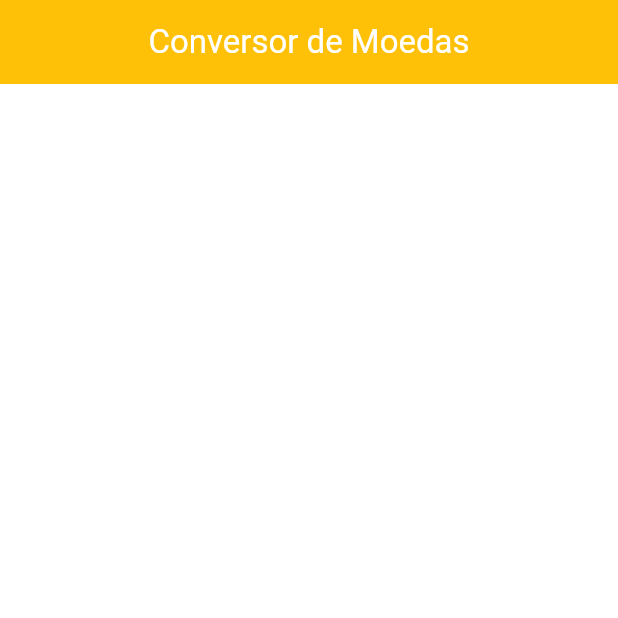
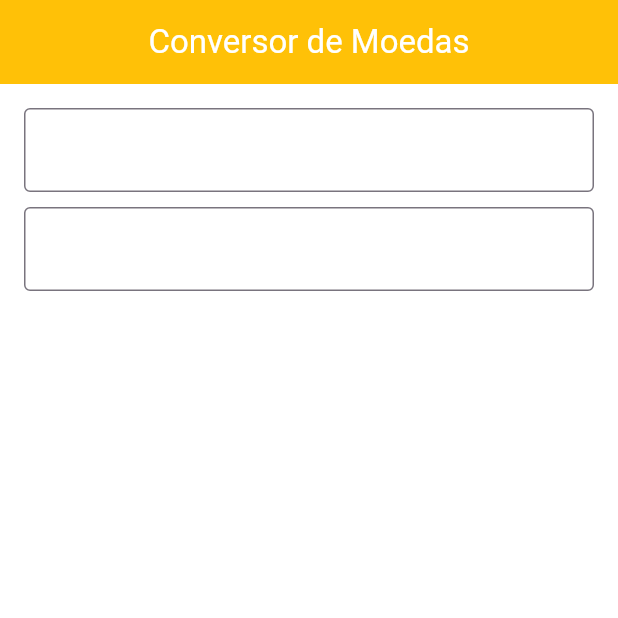
Before and after one commit to LuisFabiano1006/ConversorDeMoedasComFlutter, a Flutter app: the screen it shows after launch, on a phone screen of 412 x 824 dp, the top half of it. Run offline on Flutter 3.47's test engine with Material 3 defaults, Android fonts, the phone set to English and light mode, and no system bars.

Commit message:
campo de conversao

```diff
--- a/lib/home_page.dart
+++ b/lib/home_page.dart
@@ -1,3 +1,5 @@
+// ignore_for_file: prefer_const_constructors
+
 import 'package:flutter/material.dart';
 
 class HomePage extends StatefulWidget {
@@ -8,13 +10,16 @@ class HomePage extends StatefulWidget {
 }
 
 class _HomePageState extends State<HomePage> {
+  final TextEditingController _primeiroNumeroController = TextEditingController();
+  final TextEditingController _segundoNumeroController = TextEditingController();
+
   @override
   Widget build(BuildContext context) {
     return Scaffold(
       backgroundColor: Colors.white,
       appBar: AppBar(
         backgroundColor: Colors.amber,
-        title: const Center(
+        title:  Center(
           child: Text(
             'Conversor de Moedas',
             style: TextStyle(
@@ -23,6 +28,30 @@ class _HomePageState extends State<HomePage> {
           ),
         ),
       ),
+      body:  Padding(
+        padding: EdgeInsets.all(16,),
+        child: Column(
+          children: [
+            TextField(
+              controller: _primeiroNumeroController,
+              keyboardType: TextInputType.number,
+              decoration: InputDecoration(
+                labelText: "",
+                border: OutlineInputBorder(),
+              ),
+            ),
+            SizedBox(height: 10),
+            TextField(
+              controller: _segundoNumeroController,
+              keyboardType: TextInputType.number,
+              decoration: InputDecoration(
+                labelText: "",
+                border: OutlineInputBorder(),
+              ),
+            ),
+          ],
+        ),
+      )
     );
   }
 }
```
